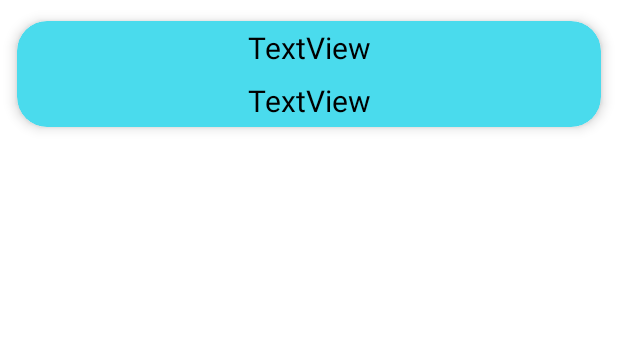
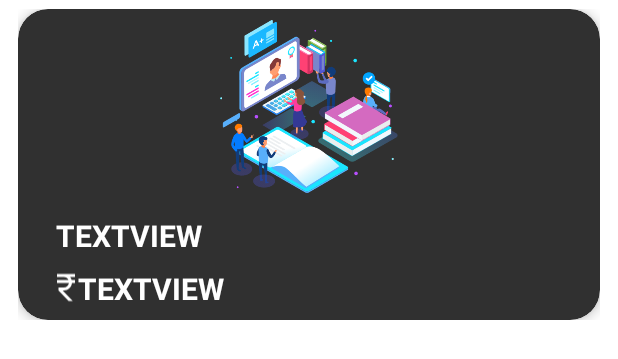
Before and after one commit to tejas0210/CampusBuddy, an Android app: the layout item_layout.xml on its own in the app's theme, with its tools: preview values and no code run, on a phone screen of 412 x 824 dp. Shown: the top 359 px of the screen. Run offline under Robolectric (Android 15) with nearby library versions, the phone set to English and light mode, and no system bars.

Commit message:
item layout redesigned

```diff
--- a/app/src/main/java/com/example/campusbuddy/views/FitnessCentreActivity.java
+++ b/app/src/main/java/com/example/campusbuddy/views/FitnessCentreActivity.java
@@ -36,6 +36,7 @@ public class FitnessCentreActivity extends AppCompatActivity {
         super.onCreate(savedInstanceState);
         binding = ActivityFitnessCentreBinding.inflate(getLayoutInflater());
         setContentView(binding.getRoot());
+        setTitle("Fitness Centres");
 
         user = FirebaseAuth.getInstance().getCurrentUser();
         database = FirebaseDatabase.getInstance();
--- /dev/null
+++ b/app/src/main/res/drawable/rupee.xml
@@ -0,0 +1,5 @@
+<vector android:height="24dp" android:tint="#FFFFFF"
+    android:viewportHeight="24" android:viewportWidth="24"
+    android:width="24dp" xmlns:android="http://schemas.android.com/apk/res/android">
+    <path android:fillColor="@android:color/white" android:pathData="M13.66,7C13.1,5.82 11.9,5 10.5,5L6,5V3h12v2l-3.26,0c0.48,0.58 0.84,1.26 1.05,2L18,7v2l-2.02,0c-0.25,2.8 -2.61,5 -5.48,5H9.77l6.73,7h-2.77L7,14v-2h3.5c1.76,0 3.22,-1.3 3.46,-3L6,9V7L13.66,7z"/>
+</vector>
--- a/app/src/main/res/layout/item_layout.xml
+++ b/app/src/main/res/layout/item_layout.xml
@@ -3,34 +3,77 @@
     android:layout_width="match_parent"
     android:layout_height="wrap_content"
     xmlns:app="http://schemas.android.com/apk/res-auto"
-    android:orientation="vertical">
+    android:orientation="vertical"
+    android:paddingLeft="12dp"
+    android:paddingRight="12dp"
+    android:paddingTop="6dp">
 
     <androidx.cardview.widget.CardView
         android:layout_width="match_parent"
         android:layout_height="wrap_content"
-        app:cardBackgroundColor="#4ADBED"
+        app:cardBackgroundColor="#303030"
         app:cardCornerRadius="20dp"
-        app:cardElevation="5dp"
-        app:cardUseCompatPadding="true">
+        app:cardElevation="5dp">
+
+        <LinearLayout
+            android:layout_width="match_parent"
+            android:layout_height="match_parent"
+            android:orientation="vertical">
+
+            <ImageView
+                android:id="@+id/img"
+                android:layout_width="match_parent"
+                android:layout_height="130dp"
+                android:padding="7dp"
+                android:src="@drawable/hero">
+
+            </ImageView>
 
             <TextView
                 android:id="@+id/tv_name"
                 android:layout_width="match_parent"
                 android:layout_height="35dp"
-            android:gravity="center"
+                android:gravity="center_vertical"
+                android:paddingLeft="25dp"
                 android:text="TextView"
-            android:textColor="@color/black"
-            android:textSize="20dp" />
+                android:textStyle="bold"
+                android:textAllCaps="true"
+                android:paddingTop="7dp"
+                android:textColor="@color/white"
+                android:textSize="20sp" />
+
+            <LinearLayout
+                android:layout_width="match_parent"
+                android:layout_height="wrap_content"
+                android:orientation="horizontal">
+
+                <ImageView
+                    android:layout_width="wrap_content"
+                    android:layout_height="40dp"
+                    android:paddingLeft="20dp"
+                    android:paddingTop="8dp"
+                    android:paddingRight="-4dp"
+                    android:paddingBottom="7dp"
+                    android:src="@drawable/rupee"></ImageView>
 
                 <TextView
                     android:id="@+id/tv_price"
                     android:layout_width="match_parent"
-            android:layout_height="35dp"
-            android:gravity="center"
-            android:layout_marginTop="35dp"
+                    android:layout_height="wrap_content"
+                    android:gravity="center_vertical"
                     android:text="TextView"
-            android:textColor="@color/black"
-            android:textSize="20dp" />
+                    android:textStyle="bold"
+                    android:textAllCaps="true"
+                    android:paddingTop="7dp"
+                    android:paddingBottom="7dp"
+                    android:textColor="@color/white"
+                    android:textSize="20sp" />
+            </LinearLayout>
+
+
+        </LinearLayout>
+
+
 
 
 
```
Lines whose indentation alone changed are shown as unchanged.
